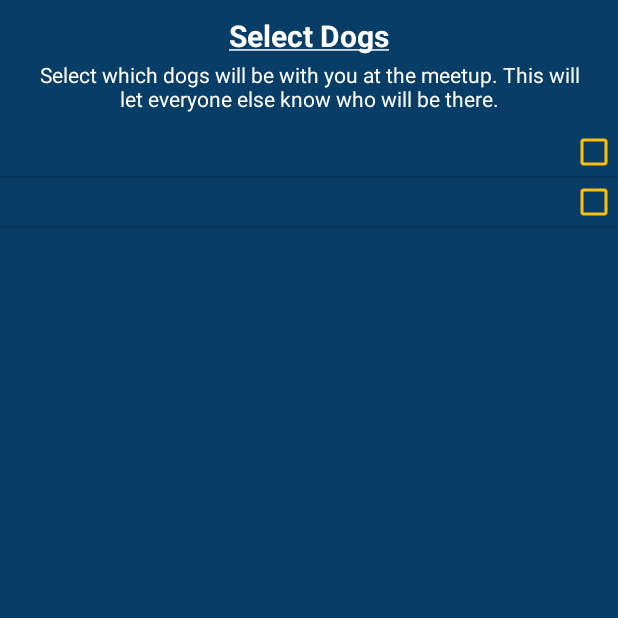
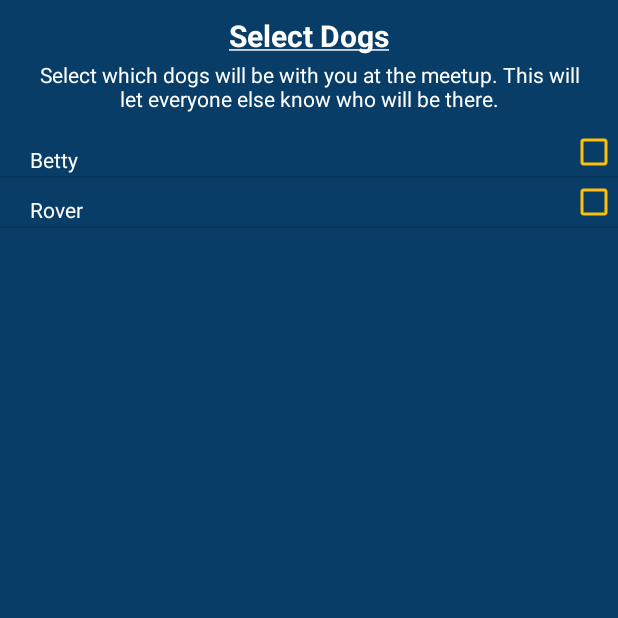
Before and after one commit to divy4/Dog-on-the-Quad, an Android app: the CreateMeetupSelectDogsActivity screen opened directly, with no data from a screen before it, on a phone screen of 412 x 824 dp, the top half of it. Run offline under Robolectric (Android 15) with nearby library versions, the phone set to English and light mode, and no system bars; 1 statement that could not run was skipped.

Commit message:
small little changes, tweaks to get the app screenshot worthy

```diff
--- a/app/src/main/assets/preset_other.json
+++ b/app/src/main/assets/preset_other.json
@@ -2,12 +2,12 @@
   "dogs": [
     {
       "mId": "b69fd9ec-44c6-4fea-a3c5-10499096bbae",
-      "name": "Betty",
+      "mName": "Betty",
       "badges": ["High Jumper", "Ear Wagger", "Loud Barker"]
     },
     {
       "mId": "1f44f2d2-0662-444e-8c95-d53a593119b4",
-      "name": "Rover",
+      "mName": "Rover",
       "badges": ["Tail Chaser", "Calm doggo", "sploot"]
     }
   ],
--- a/app/src/main/assets/preset_sample.json
+++ b/app/src/main/assets/preset_sample.json
@@ -2,12 +2,12 @@
   "dogs": [
     {
       "mId": "b69fd9ec-44c6-4fea-a3c5-10499096bbae",
-      "name": "Betty",
+      "mName": "Betty",
       "badges": ["High Jumper", "Ear Wagger", "Loud Barker"]
     },
     {
       "mId": "1f44f2d2-0662-444e-8c95-d53a593119b4",
-      "name": "Rover",
+      "mName": "Rover",
       "badges": ["Tail Chaser", "Calm doggo", "sploot"]
     }
   ],
--- a/app/src/main/java/cs465/illinois/edu/dogonthequad/CreateMeetupSelectDogsActivity.java
+++ b/app/src/main/java/cs465/illinois/edu/dogonthequad/CreateMeetupSelectDogsActivity.java
@@ -32,34 +32,12 @@ public class CreateMeetupSelectDogsActivity extends CreateMeetupActivity {
 
         Button nextButton = (Button) findViewById(R.id.meetup_next_button);
         nextButton.setEnabled(false);
-        DogListAdapter dogAdapter = new DogListAdapter(this, R.layout.select_dog_list_item, GetDogs(), nextButton);
+        DogListAdapter dogAdapter = new DogListAdapter(this, R.layout.select_dog_list_item, API.getDogs(), nextButton);
 
         final ListView dogList = (ListView)findViewById(R.id.DogList);
         dogList.setAdapter(dogAdapter);
 
         mMeetup.mDogs = new ArrayList<UUID>();
-    }
-
-    //temporary, should use the active user's list of mDogs
-
-    public List<Dog> GetDogs() {
-        ArrayList<Dog> dogs = API.getDogs();
-        Log.e("asdf", ((Integer) dogs.size()).toString());
-        User currUser = API.getCurrentUser();
-        ArrayList<Dog> userDogs = new ArrayList<Dog>();
-        for (UUID id : currUser.mDogs) {
-            for (Dog dog : dogs) {
-                if (id.equals(dog.mId)) {
-                    userDogs.add(dog);
-                }
-            }
-        }
-        ArrayList<Dog> mDogs = new ArrayList<Dog>();
-        Dog d1 = new Dog();
-        Dog d2 = new Dog();
-        mDogs.add(d1);
-        mDogs.add(d2);
-        return mDogs;
     }
 
     private class DogListAdapter extends ArrayAdapter<Dog> implements View.OnClickListener {
@@ -83,7 +61,7 @@ public class CreateMeetupSelectDogsActivity extends CreateMeetupActivity {
             if(listItem == null)
                 listItem = LayoutInflater.from(mContext).inflate(R.layout.select_dog_list_item,parent,false);
             TextView text = listItem.findViewById(R.id.dog_list_name);
-            text.setText(d.mName.toString());
+            text.setText(d.mName);
 
             CheckBox box = listItem.findViewById(R.id.dog_list_checkbox);
             box.setTag(d);
--- a/app/src/main/res/layout/activity_create_meetup_photo.xml
+++ b/app/src/main/res/layout/activity_create_meetup_photo.xml
@@ -15,6 +15,7 @@
         android:layout_weight="0"
         android:gravity="center"
         android:id="@+id/create_meetup_photo_desc"
+        android:textColor="#fff"
         android:text="@string/create_meetup_photo_desc"/>
 
     <LinearLayout xmlns:android="http://schemas.android.com/apk/res/android"
--- a/app/src/main/res/layout/activity_create_meetup_review.xml
+++ b/app/src/main/res/layout/activity_create_meetup_review.xml
@@ -19,6 +19,7 @@
         android:id="@+id/edit_location_button"
         android:layout_width="150dp"
         android:layout_height="40dp"
+        android:backgroundTint="#2196F3"
         android:text="@string/edit_location"/>
 
     <LinearLayout
@@ -43,6 +44,7 @@
             android:layout_height="40dp"
             android:layout_weight="0"
             android:layout_marginRight="20dp"
+            android:backgroundTint="#2196F3"
             android:text="@string/edit"/>
 
     </LinearLayout>
@@ -69,6 +71,7 @@
             android:layout_height="40dp"
             android:layout_weight="0"
             android:layout_marginRight="20dp"
+            android:backgroundTint="#2196F3"
             android:text="@string/edit"/>
 
     </LinearLayout>
@@ -95,6 +98,7 @@
             android:layout_height="40dp"
             android:layout_weight="0"
             android:layout_marginRight="20dp"
+            android:backgroundTint="#2196F3"
             android:text="@string/edit"/>
 
     </LinearLayout>
--- a/app/src/main/res/layout/activity_create_meetup_social_level.xml
+++ b/app/src/main/res/layout/activity_create_meetup_social_level.xml
@@ -44,21 +44,23 @@
             android:text="@string/low"/>
 
         <RadioButton
+            android:buttonTint="#FFC107"
             android:layout_width="wrap_content"
             android:layout_height="wrap_content"
             android:textColor="#FFFFFF"
             android:backgroundTint="#3F51B5"
             android:id="@+id/medium_button"
+            android:text="@string/medium"/>
 
-            android:text="@string/medium"/>
         <RadioButton
+            android:buttonTint="#FFC107"
             android:layout_width="wrap_content"
             android:layout_height="wrap_content"
             android:textColor="#FFFFFF"
             android:backgroundTint="#3F51B5"
             android:id="@+id/high_button"
+            android:text="@string/high"/>
 
-            android:text="@string/high"/>
     </RadioGroup>
 
 
--- a/app/src/main/res/layout/activity_dog_owner_profile.xml
+++ b/app/src/main/res/layout/activity_dog_owner_profile.xml
@@ -12,8 +12,7 @@
         android:layout_marginTop="5dp"
         android:layout_centerHorizontal="true"
         android:text="@string/placeholder_profile_name"
-        android:textSize="24sp"
-        android:textColor="@android:color/black" />
+        android:textSize="24sp" />
 
     <com.mikhaellopez.circularimageview.CircularImageView
         android:id="@+id/profile_picture"
@@ -31,6 +30,7 @@
         android:layout_height="match_parent"
         android:layout_width="match_parent"
         android:layout_marginTop="14dp"
-        android:layout_below="@id/profile_picture"/>
+        android:layout_below="@id/profile_picture"
+        android:groupIndicator="@null"/>
 
 </RelativeLayout>
--- a/app/src/main/res/layout/activity_map.xml
+++ b/app/src/main/res/layout/activity_map.xml
@@ -45,6 +45,7 @@
         android:layout_alignParentTop="true"
         android:layout_alignParentEnd="true"
         android:src="@drawable/placeholder_owner_profile"
+        android:background="#00000000"
         app:civ_border="true"
         app:civ_border_color="@color/colorPrimaryDark" />
 
@@ -54,9 +55,7 @@
         android:id="@+id/meetup_view"
         android:visibility="visible"
         android:orientation="vertical"
-        android:layout_alignParentBottom="true"
-        android:background="@color/colorPrimary"
-        >
+        android:layout_alignParentBottom="true">
         <ImageButton
             android:layout_width="64dp"
             android:layout_height="32dp"
@@ -100,6 +99,7 @@
             android:layout_width="wrap_content"
             android:layout_height="wrap_content"
             android:text="I'm Going"
+            android:backgroundTint="#2196F3"
             android:id="@+id/button_navigate"
             android:padding="20dp"
             android:layout_gravity="right"/>
--- a/app/src/main/res/layout/fragment_dog_profile.xml
+++ b/app/src/main/res/layout/fragment_dog_profile.xml
@@ -23,7 +23,6 @@
         android:layout_marginStart="10dp"
         android:layout_toEndOf="@id/profile_picture"
         android:text="@string/placeholder_dog_name"
-        android:textColor="@android:color/black"
         android:textSize="20sp" />
 
     <TextView
@@ -34,6 +33,5 @@
         android:layout_centerVertical="true"
         android:layout_marginEnd="20dp"
         android:text="@string/placeholder_dog_breed"
-        android:textColor="@android:color/black"
         android:textSize="20sp" />
 </RelativeLayout>
--- a/app/src/main/res/layout/fragment_dog_profile_expanded.xml
+++ b/app/src/main/res/layout/fragment_dog_profile_expanded.xml
@@ -11,6 +11,5 @@
         android:layout_marginStart="10dp"
         android:layout_marginTop="5dp"
         android:textSize="18sp"
-        android:textColor="@android:color/black"
         android:text="insert badges here, lol" />
 </RelativeLayout>
--- a/app/src/main/res/values/colors.xml
+++ b/app/src/main/res/values/colors.xml
@@ -1,6 +1,6 @@
 <?xml version="1.0" encoding="utf-8"?>
 <resources>
-    <color name="colorPrimary">#008577</color>
-    <color name="colorPrimaryDark">#00574B</color>
+    <color name="colorPrimary">#0e6fbe</color>
+    <color name="colorPrimaryDark">#0b538e</color>
     <color name="colorAccent">#D81B60</color>
 </resources>
--- a/app/src/main/res/values/styles.xml
+++ b/app/src/main/res/values/styles.xml
@@ -6,16 +6,20 @@
     <style name="AppThemenobackground" parent="Theme.AppCompat.Light.DarkActionBar">
         <!-- Customize your theme here. -->
         <item name="colorPrimary">@color/colorPrimary</item>
-        <item name="colorPrimaryDark">#083D68</item>
+        <item name="colorPrimaryDark">@color/colorPrimaryDark</item>
         <item name="colorAccent">@color/colorAccent</item>
     </style>
 
     <style name="AppTheme" parent="Theme.AppCompat.Light.DarkActionBar">
         <!-- Customize your theme here. -->
         <item name="colorPrimary">@color/colorPrimary</item>
-        <item name="colorPrimaryDark">#083D68</item>
+        <item name="colorPrimaryDark">@color/colorPrimaryDark</item>
         <item name="colorAccent">@color/colorAccent</item>
         <item name="android:background">#083D68</item>
+        <item name="android:textColor">#fff</item>
+        <item name="android:textColorPrimary">#ddd</item>
+        <item name="android:textColorSecondary">#ddd</item>
+        <item name="android:textColorTertiary">#888</item>
     </style>
 
 
```
Also changed, not shown: app/src/main/java/cs465/illinois/edu/dogonthequad/CreateMeetupReviewActivity.java (+16 -2 lines), app/src/main/java/cs465/illinois/edu/dogonthequad/MeetupInProgressActivity.java (+15 -2 lines), app/src/main/res/layout/activity_create_meetup_end_time.xml (+6 -5 lines).
